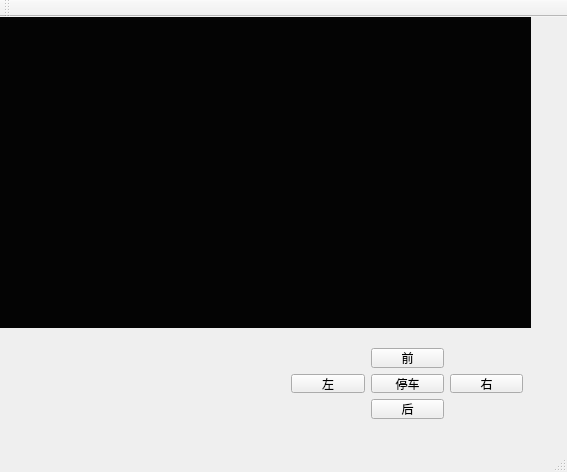
Before: the Qt Designer form mainwindow.ui in geekeren/WifiCar_QT, drawn with Qt 5.
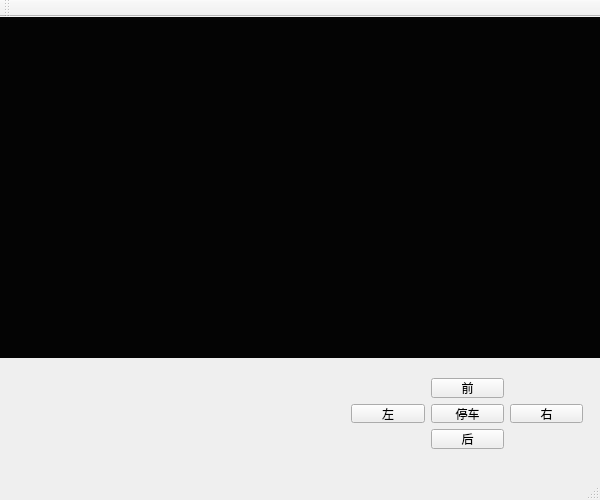
After: the same form once the commit is applied. Icons and pictures are not drawn.

```diff
--- a/mainwindow.ui
+++ b/mainwindow.ui
@@ -2,14 +2,29 @@
 <ui version="4.0">
  <class>MainWindow</class>
  <widget class="QMainWindow" name="MainWindow">
+  <property name="enabled">
+   <bool>true</bool>
+  </property>
   <property name="geometry">
    <rect>
     <x>0</x>
     <y>0</y>
-    <width>567</width>
-    <height>472</height>
+    <width>600</width>
+    <height>500</height>
    </rect>
   </property>
+  <property name="minimumSize">
+   <size>
+    <width>600</width>
+    <height>500</height>
+   </size>
+  </property>
+  <property name="maximumSize">
+   <size>
+    <width>600</width>
+    <height>500</height>
+   </size>
+  </property>
   <property name="windowTitle">
    <string>MainWindow</string>
   </property>
@@ -17,8 +32,8 @@
    <widget class="QWidget" name="gridLayoutWidget">
     <property name="geometry">
      <rect>
-      <x>280</x>
-      <y>320</y>
+      <x>340</x>
+      <y>350</y>
       <width>254</width>
       <height>92</height>
      </rect>
@@ -66,10 +81,22 @@
      <rect>
       <x>0</x>
       <y>0</y>
-      <width>531</width>
-      <height>311</height>
+      <width>600</width>
+      <height>341</height>
      </rect>
     </property>
+    <property name="minimumSize">
+     <size>
+      <width>600</width>
+      <height>0</height>
+     </size>
+    </property>
+    <property name="maximumSize">
+     <size>
+      <width>600</width>
+      <height>500</height>
+     </size>
+    </property>
     <property name="styleSheet">
      <string notr="true">background-color: rgb(4, 4, 4);</string>
     </property>
```
Left out of the diff: 9 changed lines with no effect on the pictures.
